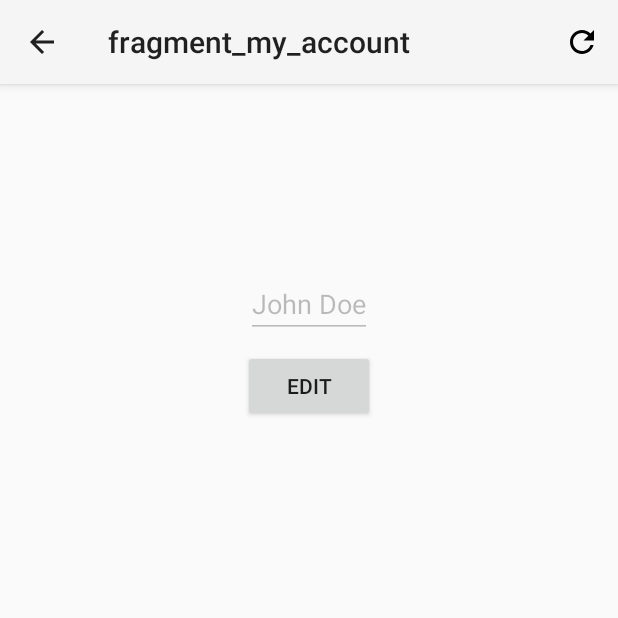
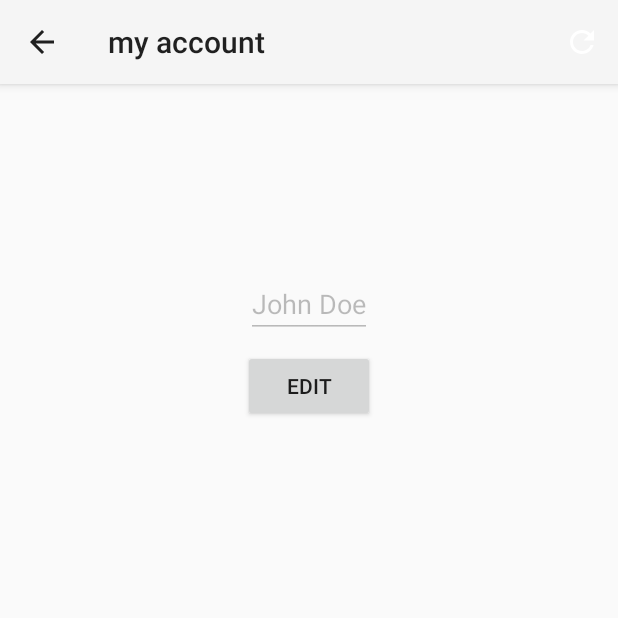
Before and after one commit to keren3501/books-reviews-mobile, an Android app: the HomeFragment screen opened through its navigation route, in the options menu, after a tap on "המשתמש שלי", on a phone screen of 412 x 824 dp, the top half of it. Run offline under Robolectric (Android 15) with nearby library versions, the phone set to English and light mode, and no system bars; our stand-ins replace Firebase (no records; nobody signed in at launch, a user with empty details on screens opened directly), navigation-ui; pictures from the network do not load; 17 statements that could not run were skipped.

Commit message:
main changes: - fix crush when changing username - fix white icons - reload again the reviews only if there was a change in the user, if we added or edited a review. - add spinner when editing user. - fix fragments names - fix crush when moving to my account fragment while fetching reviews.

```diff
--- a/app/src/main/java/com/example/booksreviews/view/HomeFragment.kt
+++ b/app/src/main/java/com/example/booksreviews/view/HomeFragment.kt
@@ -8,6 +8,7 @@ import android.view.MenuInflater
 import android.view.MenuItem
 import android.view.View
 import android.view.ViewGroup
+import android.widget.Toast
 import androidx.appcompat.app.AppCompatActivity
 import androidx.fragment.app.Fragment
 import androidx.lifecycle.ViewModelProvider
@@ -58,7 +59,8 @@ class HomeFragment : Fragment() {
             viewModelProvider[UserViewModel::class.java].userId!!,
             { review -> onDeleteReviewClicked(review) },
             { review -> onEditReviewClicked(review) },
-            true)
+            true,
+            userViewModel)
 
         binding.recyclerView.layoutManager = LinearLayoutManager(requireContext())
         binding.recyclerView.adapter = adapter
@@ -86,7 +88,10 @@ class HomeFragment : Fragment() {
     override fun onResume() {
         super.onResume()
 
-        reviewsViewModel.getAllBookReviews()
+        if (userViewModel.hasUserChanged) {
+            reviewsViewModel.getAllBookReviews()
+            userViewModel.hasUserChanged = false
+        }
     }
 
     override fun onCreateOptionsMenu(menu: Menu, inflater: MenuInflater) {
@@ -103,11 +108,21 @@ class HomeFragment : Fragment() {
                 return true
             }
             R.id.action_my_account -> {
-                navigateToMyAccount()
+                if (!reviewsViewModel.isLoading.value!!) {
+                    navigateToMyAccount()
+                }
+                else {
+                    Toast.makeText(context, "still reading reviews..", Toast.LENGTH_SHORT).show()
+                }
                 return true
             }
             R.id.refresh_reviews -> {
-                reviewsViewModel.getAllBookReviews()
+                if (!reviewsViewModel.isLoading.value!!) {
+                    reviewsViewModel.getAllBookReviews()
+                }
+                else {
+                    Toast.makeText(context, "still reading reviews..", Toast.LENGTH_SHORT).show()
+                }
                 return true
             }
             // Add more menu items as needed
--- a/app/src/main/java/com/example/booksreviews/view/LoginFragment.kt
+++ b/app/src/main/java/com/example/booksreviews/view/LoginFragment.kt
@@ -159,7 +159,7 @@ class LoginFragment : Fragment() {
                     .addOnCompleteListener { profileTask ->
                         if (profileTask.isSuccessful) {
                             // Registration and profile update successful
-                            UserRepository.addUserToFirestore(user)
+                            userViewModel.addUser(user)
                             findNavController().navigate(R.id.action_loginFragment_to_homeFragment)
                         } else {
                             // Failed to update profile
--- a/app/src/main/java/com/example/booksreviews/view/MyAccountFragment.kt
+++ b/app/src/main/java/com/example/booksreviews/view/MyAccountFragment.kt
@@ -22,7 +22,6 @@ import androidx.recyclerview.widget.LinearLayoutManager
 import com.bumptech.glide.Glide
 import com.example.booksreviews.R
 import com.example.booksreviews.databinding.FragmentMyAccountBinding
-import com.example.booksreviews.model.UserRepository
 import com.example.booksreviews.viewmodel.ReviewsViewModel
 import com.example.booksreviews.viewmodel.UserViewModel
 import java.io.File
@@ -34,7 +33,7 @@ private const val REQUEST_CODE: Int = 100
 class MyAccountFragment : Fragment() {
 
     private lateinit var binding: FragmentMyAccountBinding
-    private lateinit var currImageUri: Uri
+    private var currImageUri: Uri? = null
     private lateinit var currUsername: Editable
     private lateinit var userViewModel: UserViewModel
     private lateinit var reviewsViewModel: ReviewsViewModel
@@ -57,6 +56,12 @@ class MyAccountFragment : Fragment() {
     override fun onCreateOptionsMenu(menu: Menu, inflater: MenuInflater) {
         inflater.inflate(R.menu.my_account_menu, menu)
         super.onCreateOptionsMenu(menu, inflater)
+    }
+
+    override fun onPrepareOptionsMenu(menu: Menu) {
+        super.onPrepareOptionsMenu(menu)
+        val menuItem = menu.findItem(R.menu.my_account_menu)
+        menuItem?.isEnabled = !userViewModel.isLoading.value!! // Enable or disable based on the LiveData value
     }
 
     override fun onOptionsItemSelected(item: MenuItem): Boolean {
@@ -83,7 +88,7 @@ class MyAccountFragment : Fragment() {
         reviewsViewModel = viewModelProvider[ReviewsViewModel::class.java]
 
         currUserId = userViewModel.userId!!
-        currDisplayName = UserRepository.getUsernameFromUserId(currUserId)
+        currDisplayName = userViewModel.getUsernameFromUserId(currUserId)
 
         currUsername = Editable.Factory.getInstance().newEditable(currDisplayName)
 
@@ -105,8 +110,9 @@ class MyAccountFragment : Fragment() {
             cancelChanges()
         }
 
-        reviewsViewModel.isLoading.observe(viewLifecycleOwner) {
+        userViewModel.isLoading.observe(viewLifecycleOwner) {
             binding.progressBar.visibility = if (it) View.VISIBLE else View.GONE
+            activity?.invalidateOptionsMenu()
         }
     }
 
@@ -170,18 +176,19 @@ class MyAccountFragment : Fragment() {
 
     private fun saveChanges() {
         // Set username as display name
-        UserRepository.updateUserInFirestore(userViewModel.userId!!, binding.username.text.toString(), currImageUri)
+        userViewModel.updateUser(userViewModel.userId!!, binding.username.text.toString(), currImageUri)
 
-        if (::currImageUri.isInitialized) {
+        if (currImageUri != null) {
             context?.let {
                 saveUriToFile(
                     it,
-                    currImageUri,
+                    currImageUri!!,
                     "users/" + userViewModel.userId + ".png"
                 )
             }
         }
 
+        userViewModel.hasUserChanged = true
         finishEditing()
     }
 
@@ -222,7 +229,7 @@ class MyAccountFragment : Fragment() {
 
     private fun loadUserReviews() {
         // Load user's reviews into RecyclerView
-        val reviewsAdapter = ReviewsAdapter(currUserId, null, null, false)
+        val reviewsAdapter = ReviewsAdapter(currUserId, null, null, false, userViewModel)
         binding.reviewsRecyclerView.layoutManager = LinearLayoutManager(requireContext())
         binding.reviewsRecyclerView.adapter = reviewsAdapter
 
--- a/app/src/main/res/drawable/baseline_refresh_24.xml
+++ b/app/src/main/res/drawable/baseline_refresh_24.xml
@@ -1,4 +1,4 @@
-<vector android:height="24dp" android:tint="#000000"
+<vector android:height="24dp" android:tint="#FFFFFF"
     android:viewportHeight="24" android:viewportWidth="24"
     android:width="24dp" xmlns:android="http://schemas.android.com/apk/res/android">
     <path android:fillColor="@android:color/white" android:pathData="M17.65,6.35C16.2,4.9 14.21,4 12,4c-4.42,0 -7.99,3.58 -7.99,8s3.57,8 7.99,8c3.73,0 6.84,-2.55 7.73,-6h-2.08c-0.82,2.33 -3.04,4 -5.65,4 -3.31,0 -6,-2.69 -6,-6s2.69,-6 6,-6c1.66,0 3.14,0.69 4.22,1.78L13,11h7V4l-2.35,2.35z"/>
--- a/app/src/main/res/layout/fragment_home.xml
+++ b/app/src/main/res/layout/fragment_home.xml
@@ -5,7 +5,7 @@
     xmlns:tools="http://schemas.android.com/tools"
     android:layout_width="match_parent"
     android:layout_height="match_parent"
-    android:padding="16dp">
+    android:padding="10dp">
 
     <ProgressBar
         android:id="@+id/progressBar"
@@ -40,6 +40,7 @@
         android:layout_alignParentBottom="true"
         android:layout_centerHorizontal="true"
         android:layout_marginBottom="16dp"
+        android:backgroundTint="@color/colorPrimaryLight"
         android:src="@android:drawable/ic_input_add" />
 
 </RelativeLayout>
--- a/app/src/main/res/layout/fragment_my_account.xml
+++ b/app/src/main/res/layout/fragment_my_account.xml
@@ -53,9 +53,8 @@
         android:id="@+id/progressBar"
         android:layout_width="match_parent"
         android:layout_height="wrap_content"
-        android:layout_gravity="center"
+        android:layout_centerHorizontal="true"
         android:layout_below="@id/btnCancelProfile"
-        android:layout_above="@id/reviewsRecyclerView"
         android:visibility="gone" />
 
     <!-- Reviews RecyclerView -->
@@ -63,7 +62,7 @@
         android:id="@+id/reviewsRecyclerView"
         android:layout_width="match_parent"
         android:layout_height="match_parent"
-        android:layout_below="@id/btnCancelProfile"
+        android:layout_below="@id/progressBar"
         app:layoutManager="androidx.recyclerview.widget.LinearLayoutManager"
         tools:listitem="@layout/item_review"
         android:layout_marginTop="5dp"/>
--- a/app/src/main/res/menu/home_menu.xml
+++ b/app/src/main/res/menu/home_menu.xml
@@ -15,6 +15,7 @@
         android:id="@+id/refresh_reviews"
         android:icon="@drawable/baseline_refresh_24"
         app:showAsAction="ifRoom"
+        android:iconTint="@android:color/white"
         android:title="refresh reviews" />
 
     <!-- Add more menu items as needed -->
--- a/app/src/main/res/menu/my_account_menu.xml
+++ b/app/src/main/res/menu/my_account_menu.xml
@@ -5,6 +5,7 @@
         android:id="@+id/action_refresh"
         android:icon="@drawable/baseline_refresh_24"
         android:title="Refersh"
+        android:iconTint="@android:color/white"
         app:showAsAction="always" />
 
     <!-- Add more menu items as needed -->
--- a/app/src/main/res/navigation/nav_graph.xml
+++ b/app/src/main/res/navigation/nav_graph.xml
@@ -8,7 +8,7 @@
     <fragment
         android:id="@+id/loginFragment"
         android:name="com.example.booksreviews.view.LoginFragment"
-        android:label="fragment_login"
+        android:label="welcome"
         tools:layout="@layout/fragment_login">
         <action
             android:id="@+id/action_loginFragment_to_homeFragment"
@@ -18,7 +18,7 @@
     <fragment
         android:id="@+id/homeFragment"
         android:name="com.example.booksreviews.view.HomeFragment"
-        android:label="fragment_home"
+        android:label="home"
         tools:layout="@layout/fragment_home">
         <action
             android:id="@+id/action_homeFragment_to_loginFragment"
@@ -26,25 +26,15 @@
         <action
             android:id="@+id/action_homeFragment_to_myAccountFragment"
             app:destination="@id/myAccountFragment" />
-
-        <action
-            android:id="@+id/action_homeFragment_to_editReviewFragment"
-            app:destination="@id/editReviewFragment" />
     </fragment>
 
     <fragment
         android:id="@+id/myAccountFragment"
         android:name="com.example.booksreviews.view.MyAccountFragment"
-        android:label="fragment_my_account"
+        android:label="my account"
         tools:layout="@layout/fragment_my_account">
         <action
             android:id="@+id/action_myAccountFragment_to_homeFragment"
             app:destination="@id/homeFragment" />
     </fragment>
-
-    <fragment
-        android:id="@+id/editReviewFragment"
-        android:name="com.example.booksreviews.view.EditReviewFragment"
-        android:label="EditReviewFragment"
-        tools:layout="@layout/fragment_edit_review" />
 </navigation>
--- a/app/src/main/res/values/colors.xml
+++ b/app/src/main/res/values/colors.xml
@@ -1,6 +1,7 @@
 <?xml version="1.0" encoding="utf-8"?>
 <resources>
     <color name="colorPrimary">#3F51B5</color>
+    <color name="colorPrimaryLight">#838DC0</color>
     <color name="colorPrimaryDark">#303F9F</color>
     <color name="colorAccent">#FF4081</color>
 </resources>
```
Also changed, not shown: app/src/main/java/com/example/booksreviews/model/UserRepository.kt (+17 -71 lines), app/src/main/java/com/example/booksreviews/view/MainActivity.kt (+4 -5 lines), app/src/main/java/com/example/booksreviews/view/ReviewsAdapter.kt (+7 -15 lines), app/src/main/java/com/example/booksreviews/viewmodel/UserViewModel.kt (+87 -0 lines).
